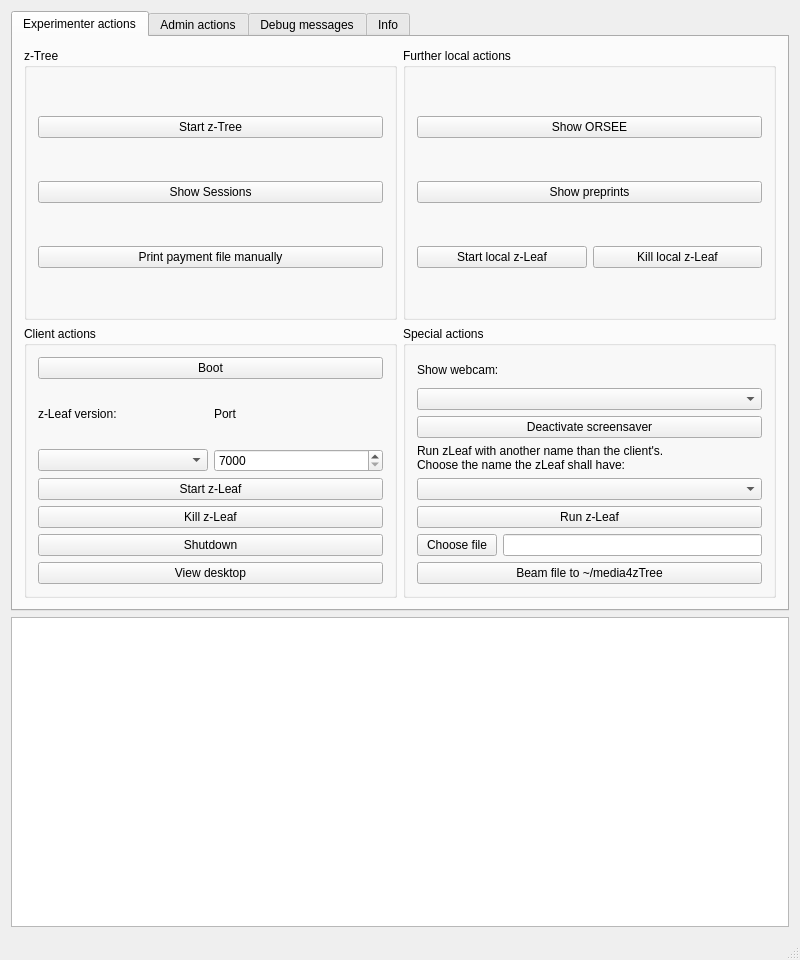
tobiaswee/Labcontrol, file src/mainwindow.ui: the form before one commit.
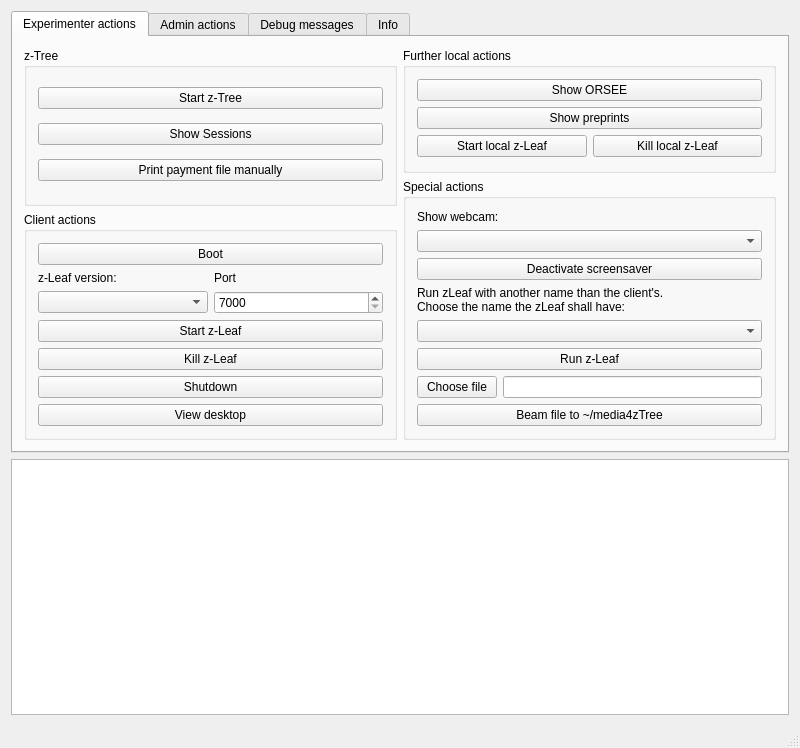
The form after the commit. Icons and pictures are not drawn.

Commit message: Reset minimum widget heights, making Labcontrol unusable on small screen

Diff of the .ui file:
```diff
--- a/src/mainwindow.ui
+++ b/src/mainwindow.ui
@@ -7,15 +7,9 @@
     <x>0</x>
     <y>0</y>
     <width>800</width>
-    <height>960</height>
+    <height>740</height>
    </rect>
   </property>
-  <property name="minimumSize">
-   <size>
-    <width>800</width>
-    <height>960</height>
-   </size>
-  </property>
   <property name="windowTitle">
    <string>Labcontrol</string>
   </property>
@@ -36,12 +30,6 @@
         <verstretch>0</verstretch>
        </sizepolicy>
       </property>
-      <property name="minimumSize">
-       <size>
-        <width>0</width>
-        <height>600</height>
-       </size>
-      </property>
       <property name="currentIndex">
        <number>0</number>
       </property>
```
